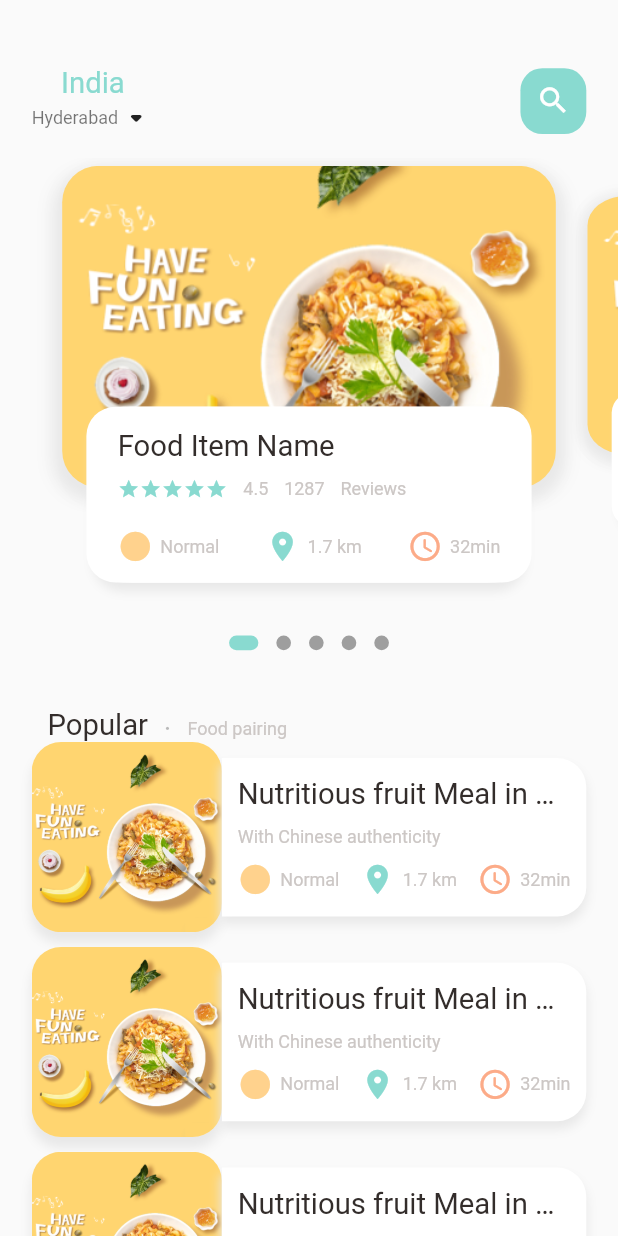
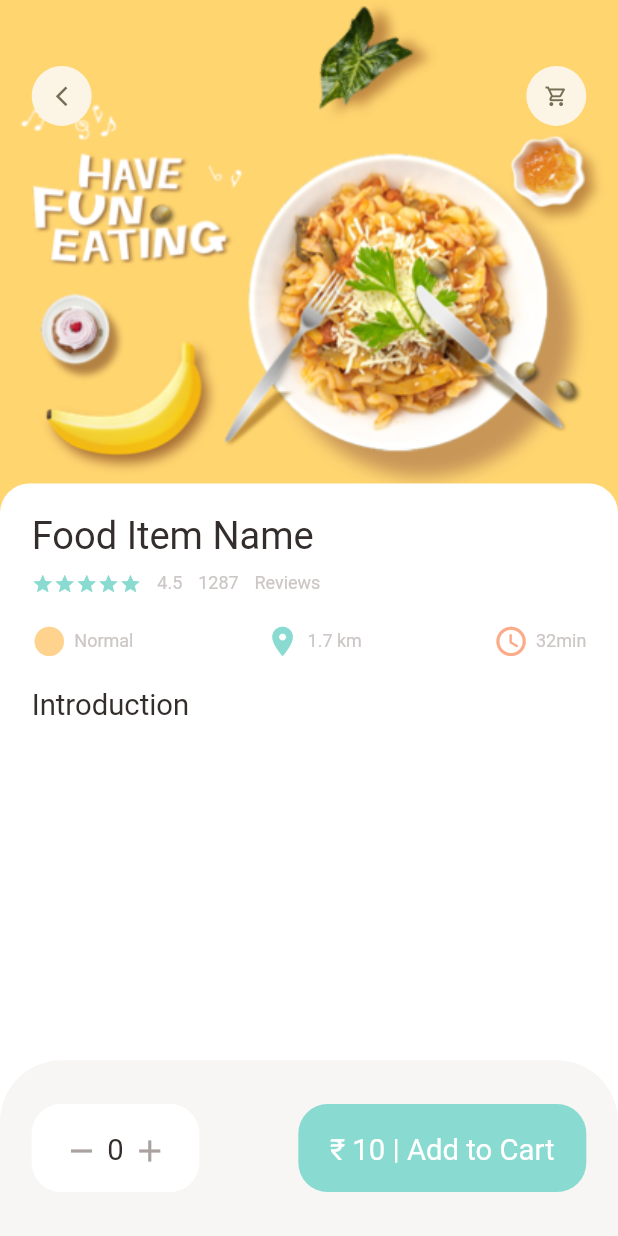
Before and after one commit to pullsaki/food-app, a Flutter app: the screen it shows after launch, on a phone screen of 412 x 824 dp. Run offline on Flutter 3.47's test engine with Material 2 defaults, Android fonts, the phone set to English and light mode, and no system bars; drawn by our look-alikes of dots_indicator; our stand-ins replace get.

Commit message:
Create product detail widget and refactor some other widget codes while maintaining responsive design

```diff
--- a/lib/main.dart
+++ b/lib/main.dart
@@ -1,4 +1,5 @@
 import 'package:flutter/material.dart';
+import 'package:food_app/pages/food/popular_food_detail.dart';
 import 'package:food_app/pages/home/main_food_page.dart';
 import 'package:get/get.dart';
 
@@ -14,10 +15,10 @@ class MyApp extends StatelessWidget {
   Widget build(BuildContext context) {
     return GetMaterialApp(
         debugShowCheckedModeBanner: false,
-        title: 'Flutter Demo',
+        title: 'Food Delivery App',
         theme: ThemeData(
           primarySwatch: Colors.blue,
         ),
-        home: const MainFoodPage());
+        home: const PopularFoodDetail());
   }
 }
--- /dev/null
+++ b/lib/pages/food/popular_food_detail.dart
@@ -0,0 +1,113 @@
+import 'package:flutter/material.dart';
+import 'package:food_app/utils/colors.dart';
+import 'package:food_app/utils/dimensions.dart';
+
+import 'package:food_app/widgets/app_icon.dart';
+import 'package:food_app/widgets/big_text.dart';
+import 'package:food_app/widgets/food_info_column.dart';
+
+class PopularFoodDetail extends StatelessWidget {
+  const PopularFoodDetail({Key? key}) : super(key: key);
+
+  @override
+  Widget build(BuildContext context) {
+    return Scaffold(
+      backgroundColor: Colors.white,
+      body: Stack(
+        children: [
+          Positioned(
+              left: 0,
+              right: 0,
+              child: Container(
+                width: double.maxFinite,
+                height: Dimensions.popularImageSize,
+                decoration: const BoxDecoration(
+                    image: DecorationImage(
+                  fit: BoxFit.cover,
+                  image: AssetImage("assets/image/food0.png"),
+                )),
+              )),
+          Positioned(
+            top: Dimensions.height45,
+            left: Dimensions.width20,
+            right: Dimensions.width20,
+            child: Row(
+              mainAxisAlignment: MainAxisAlignment.spaceBetween,
+              children: const [
+                AppIcon(icon: Icons.arrow_back_ios_new),
+                AppIcon(icon: Icons.shopping_cart_outlined),
+              ],
+            ),
+          ),
+          Positioned(
+            left: 0,
+            right: 0,
+            bottom: 0,
+            top: Dimensions.popularImageSize - Dimensions.radius20,
+            child: Container(
+              padding: EdgeInsets.symmetric(
+                  horizontal: Dimensions.width20,
+                  vertical: Dimensions.height20),
+              decoration: BoxDecoration(
+                borderRadius: BorderRadius.only(
+                    topLeft: Radius.circular(Dimensions.radius20),
+                    topRight: Radius.circular(Dimensions.radius20)),
+                color: Colors.white,
+              ),
+              child: Column(
+                crossAxisAlignment: CrossAxisAlignment.start,
+                children: [
+                  const FoodInfoColumn(),
+                  SizedBox(height: Dimensions.height20),
+                  BigText(text: "Introduction"),
+                ],
+              ),
+            ),
+          ),
+        ],
+      ),
+      bottomNavigationBar: Container(
+        height: Dimensions.bottomHeight,
+        padding: EdgeInsets.symmetric(
+            horizontal: Dimensions.width20, vertical: Dimensions.height30),
+        decoration: BoxDecoration(
+            color: AppColors.buttonBackgroundColor,
+            borderRadius: BorderRadius.only(
+                topLeft: Radius.circular(Dimensions.radius20 * 2.1),
+                topRight: Radius.circular(Dimensions.radius20 * 2.1))),
+        child: Row(
+          mainAxisAlignment: MainAxisAlignment.spaceBetween,
+          children: [
+            Container(
+              padding: EdgeInsets.symmetric(
+                  horizontal: Dimensions.width20,
+                  vertical: Dimensions.height20),
+              decoration: BoxDecoration(
+                  borderRadius: BorderRadius.circular(Dimensions.radius20),
+                  color: Colors.white),
+              child: Row(
+                children: [
+                  const Icon(Icons.remove, color: AppColors.signColor),
+                  SizedBox(width: Dimensions.width5 / 2),
+                  BigText(text: "0"),
+                  SizedBox(width: Dimensions.width5 / 2),
+                  const Icon(Icons.add, color: AppColors.signColor)
+                ],
+              ),
+            ),
+            Container(
+              padding: EdgeInsets.symmetric(
+                  horizontal: Dimensions.width20,
+                  vertical: Dimensions.height20),
+              decoration: BoxDecoration(
+                borderRadius: BorderRadius.circular(Dimensions.radius20),
+                color: AppColors.maincolor,
+              ),
+              child: BigText(text: "₹ 10 | Add to Cart", color: Colors.white),
+            )
+          ],
+        ),
+      ),
+    );
+  }
+}
--- a/lib/pages/home/food_page_body.dart
+++ b/lib/pages/home/food_page_body.dart
@@ -3,7 +3,8 @@ import 'package:flutter/material.dart';
 import 'package:food_app/utils/colors.dart';
 import 'package:food_app/utils/dimensions.dart';
 import 'package:food_app/widgets/big_text.dart';
-import 'package:food_app/widgets/icon_text.dart';
+import 'package:food_app/widgets/food_info_column.dart';
+import 'package:food_app/widgets/icon_text_row.dart';
 import 'package:food_app/widgets/small_text.dart';
 
 class FoodPageBody extends StatefulWidget {
@@ -139,24 +140,7 @@ class _FoodPageBodyState extends State<FoodPageBody> {
                               SizedBox(height: Dimensions.height10),
                               SmallText(text: "With Chinese authenticity"),
                               SizedBox(height: Dimensions.height10),
-                              Row(
-                                mainAxisAlignment:
-                                    MainAxisAlignment.spaceBetween,
-                                children: const [
-                                  IconTextWidget(
-                                      icon: Icons.circle_sharp,
-                                      text: "Normal",
-                                      iconColor: AppColors.iconColor1),
-                                  IconTextWidget(
-                                      icon: Icons.location_on,
-                                      text: "1.7 km",
-                                      iconColor: AppColors.maincolor),
-                                  IconTextWidget(
-                                      icon: Icons.access_time_rounded,
-                                      text: "32min",
-                                      iconColor: AppColors.iconColor2),
-                                ],
-                              ),
+                              const IconTextRow(),
                             ],
                           ),
                         ),
@@ -258,48 +242,7 @@ class _FoodPageBodyState extends State<FoodPageBody> {
                     top: Dimensions.height15,
                     left: Dimensions.width15,
                     right: Dimensions.width15),
-                child: Column(
-                  crossAxisAlignment: CrossAxisAlignment.start,
-                  children: [
-                    BigText(text: "Food Item Name"),
-                    SizedBox(height: Dimensions.height10),
-                    Row(
-                      children: [
-                        Wrap(
-                          children: List.generate(
-                              5,
-                              (index) => Icon(Icons.star,
-                                  color: AppColors.maincolor,
-                                  size: Dimensions.height15)),
-                        ),
-                        SizedBox(width: Dimensions.width10),
-                        SmallText(text: "4.5"),
-                        SizedBox(width: Dimensions.width10),
-                        SmallText(text: "1287"),
-                        SizedBox(width: Dimensions.width5),
-                        SmallText(text: "Reviews"),
-                      ],
-                    ),
-                    SizedBox(height: Dimensions.height20),
-                    Row(
-                      mainAxisAlignment: MainAxisAlignment.spaceBetween,
-                      children: const [
-                        IconTextWidget(
-                            icon: Icons.circle_sharp,
-                            text: "Normal",
-                            iconColor: AppColors.iconColor1),
-                        IconTextWidget(
-                            icon: Icons.location_on,
-                            text: "1.7 km",
-                            iconColor: AppColors.maincolor),
-                        IconTextWidget(
-                            icon: Icons.access_time_rounded,
-                            text: "32min",
-                            iconColor: AppColors.iconColor2),
-                      ],
-                    ),
-                  ],
-                ),
+                child: const FoodInfoColumn(),
               ),
             ),
           ),
--- a/lib/utils/dimensions.dart
+++ b/lib/utils/dimensions.dart
@@ -32,9 +32,15 @@ class Dimensions {
   static double width45 = screenWidth / 8.67;
 
   static double font20 = screenHeight / 42.2;
+  static double font26 = screenHeight / 32.46;
 
   static double iconSize24 = screenHeight / 35.17;
+  static double iconSize16 = screenHeight / 52.75;
 
   static double listViewImageSize = screenWidth / 3.25;
   static double listViewTextContSize = screenWidth / 3.9;
+
+  static double popularImageSize = screenHeight / 2.41;
+
+  static double bottomHeight = screenHeight / 7.03;
 }
--- /dev/null
+++ b/lib/widgets/app_icon.dart
@@ -0,0 +1,35 @@
+import 'package:flutter/material.dart';
+import 'package:food_app/utils/dimensions.dart';
+
+class AppIcon extends StatelessWidget {
+  final IconData icon;
+  final Color backgroundColor;
+  final Color iconcolor;
+  final double size;
+  const AppIcon(
+      {Key? key,
+      required this.icon,
+      this.backgroundColor = const Color(0xFFfcf4e4),
+      this.iconcolor = const Color(0xFF756d54),
+      this.size = 40})
+      : super(key: key);
+
+  @override
+  Widget build(BuildContext context) {
+    return Center(
+      child: Container(
+        width: size,
+        height: size,
+        decoration: BoxDecoration(
+          color: backgroundColor,
+          borderRadius: BorderRadius.circular(size / 2),
+        ),
+        child: Icon(
+          icon,
+          color: iconcolor,
+          size: Dimensions.iconSize16,
+        ),
+      ),
+    );
+  }
+}
--- /dev/null
+++ b/lib/widgets/food_info_column.dart
@@ -0,0 +1,41 @@
+import 'package:food_app/utils/colors.dart';
+import 'package:food_app/widgets/big_text.dart';
+import 'package:food_app/widgets/icon_text_row.dart';
+import 'package:food_app/widgets/small_text.dart';
+import 'package:flutter/material.dart';
+import 'package:food_app/utils/dimensions.dart';
+
+class FoodInfoColumn extends StatelessWidget {
+  final String text;
+  const FoodInfoColumn({Key? key, this.text = "Food Item Name"})
+      : super(key: key);
+
+  @override
+  Widget build(BuildContext context) {
+    return Column(
+      crossAxisAlignment: CrossAxisAlignment.start,
+      children: [
+        BigText(text: text, size: Dimensions.font26),
+        SizedBox(height: Dimensions.height10),
+        Row(
+          children: [
+            Wrap(
+              children: List.generate(
+                  5,
+                  (index) => Icon(Icons.star,
+                      color: AppColors.maincolor, size: Dimensions.height15)),
+            ),
+            SizedBox(width: Dimensions.width10),
+            SmallText(text: "4.5"),
+            SizedBox(width: Dimensions.width10),
+            SmallText(text: "1287"),
+            SizedBox(width: Dimensions.width5),
+            SmallText(text: "Reviews"),
+          ],
+        ),
+        SizedBox(height: Dimensions.height20),
+        const IconTextRow(),
+      ],
+    );
+  }
+}
--- /dev/null
+++ b/lib/widgets/icon_text_row.dart
@@ -0,0 +1,28 @@
+import 'package:flutter/material.dart';
+import 'package:food_app/widgets/icon_text.dart';
+import 'package:food_app/utils/colors.dart';
+
+class IconTextRow extends StatelessWidget {
+  const IconTextRow({Key? key}) : super(key: key);
+
+  @override
+  Widget build(BuildContext context) {
+    return Row(
+      mainAxisAlignment: MainAxisAlignment.spaceBetween,
+      children: const [
+        IconTextWidget(
+            icon: Icons.circle_sharp,
+            text: "Normal",
+            iconColor: AppColors.iconColor1),
+        IconTextWidget(
+            icon: Icons.location_on,
+            text: "1.7 km",
+            iconColor: AppColors.maincolor),
+        IconTextWidget(
+            icon: Icons.access_time_rounded,
+            text: "32min",
+            iconColor: AppColors.iconColor2),
+      ],
+    );
+  }
+}
```
